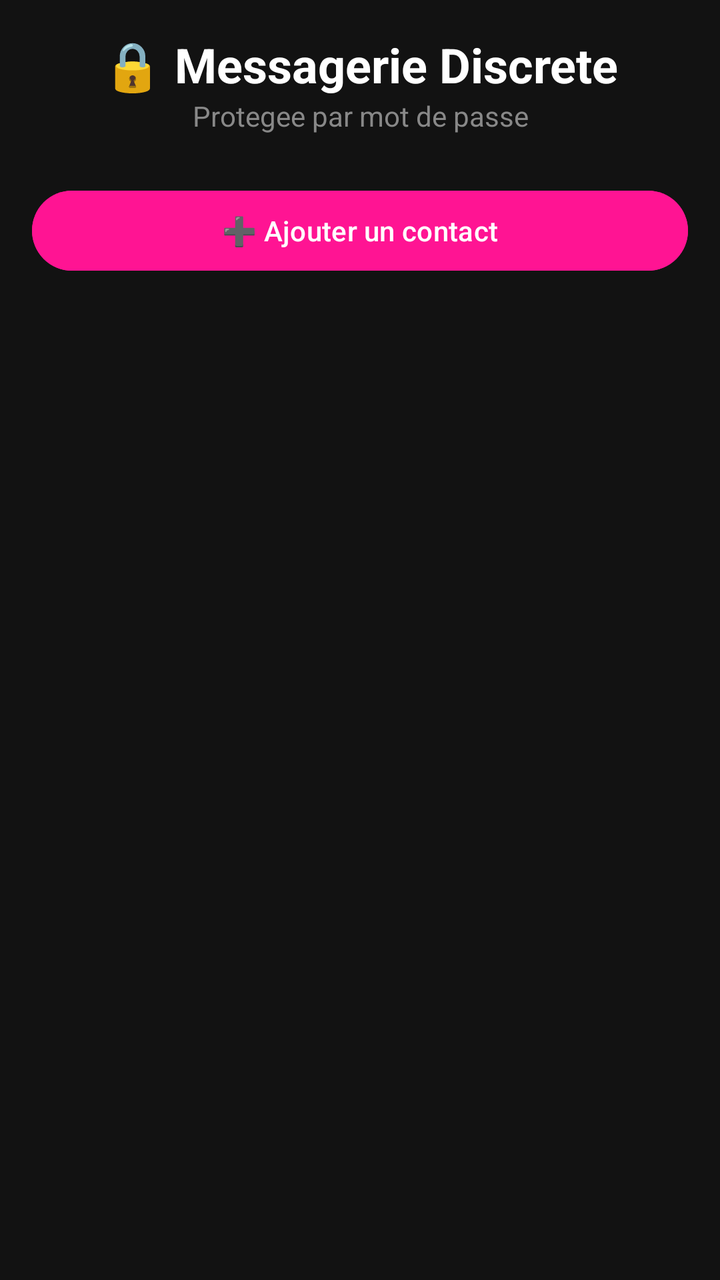
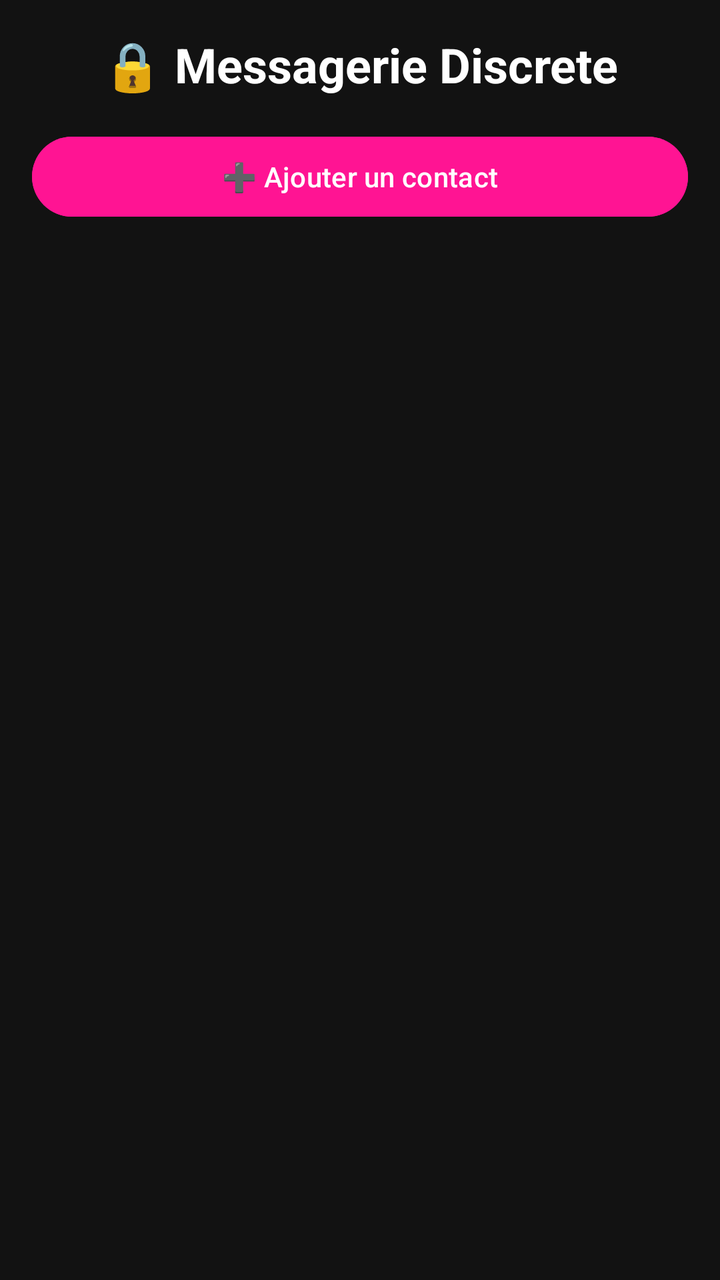

The first picture is an Android layout as it rendered before a commit; the second is the same layout after the commit. The layout source and the unified diff follow.
<!-- AndroidManifest.xml: application theme Theme.Keepit -->
<!-- res/layout/fragment_messages.xml -->
<?xml version="1.0" encoding="utf-8"?>
<ScrollView xmlns:android="http://schemas.android.com/apk/res/android"
    android:layout_width="match_parent"
    android:layout_height="match_parent"
    android:background="#121212"
    android:padding="16dp">

    <LinearLayout
        android:layout_width="match_parent"
        android:layout_height="wrap_content"
        android:orientation="vertical"
        android:spacing="16dp">

        <TextView
            android:layout_width="match_parent"
            android:layout_height="wrap_content"
            android:text="🔒 Messagerie Discrete"
            android:textSize="24sp"
            android:textStyle="bold"
            android:textColor="#FFFFFF"
            android:gravity="center"/>

        <TextView
            android:layout_width="match_parent"
            android:layout_height="wrap_content"
            android:text="Protegee par mot de passe"
            android:textSize="14sp"
            android:textColor="#888888"
            android:gravity="center"/>

        <LinearLayout
            android:id="@+id/llContacts"
            android:layout_width="match_parent"
            android:layout_height="wrap_content"
            android:orientation="vertical"
            android:spacing="12dp"
            android:layout_marginTop="16dp"/>

        <Button
            android:id="@+id/btnAddContact"
            android:layout_width="match_parent"
            android:layout_height="wrap_content"
            android:text="➕ Ajouter un contact"
            android:backgroundTint="#FF1493"
            android:textColor="#FFFFFF"
            android:layout_marginTop="8dp"/>

    </LinearLayout>
</ScrollView>
<!-- resources referenced by this layout -->
<resources>
  <style name="Theme.Keepit" parent="Theme.Material3.Light.NoActionBar">
          <item name="colorPrimary">#FF1493</item>
          <item name="colorOnPrimary">#FFFFFF</item>
          <item name="android:windowBackground">#FFF0F5</item>
      </style>
</resources>

<!-- the commit's change to res/layout/fragment_messages.xml (unified diff, before → after) -->
@@ -20,14 +20,6 @@
             android:textColor="#FFFFFF"
             android:gravity="center"/>
 
-        <TextView
-            android:layout_width="match_parent"
-            android:layout_height="wrap_content"
-            android:text="Protegee par mot de passe"
-            android:textSize="14sp"
-            android:textColor="#888888"
-            android:gravity="center"/>
-
         <LinearLayout
             android:id="@+id/llContacts"
             android:layout_width="match_parent"
@@ -42,8 +34,7 @@
             android:layout_height="wrap_content"
             android:text="➕ Ajouter un contact"
             android:backgroundTint="#FF1493"
-            android:textColor="#FFFFFF"
-            android:layout_marginTop="8dp"/>
+            android:textColor="#FFFFFF"/>
 
     </LinearLayout>
 </ScrollView>
